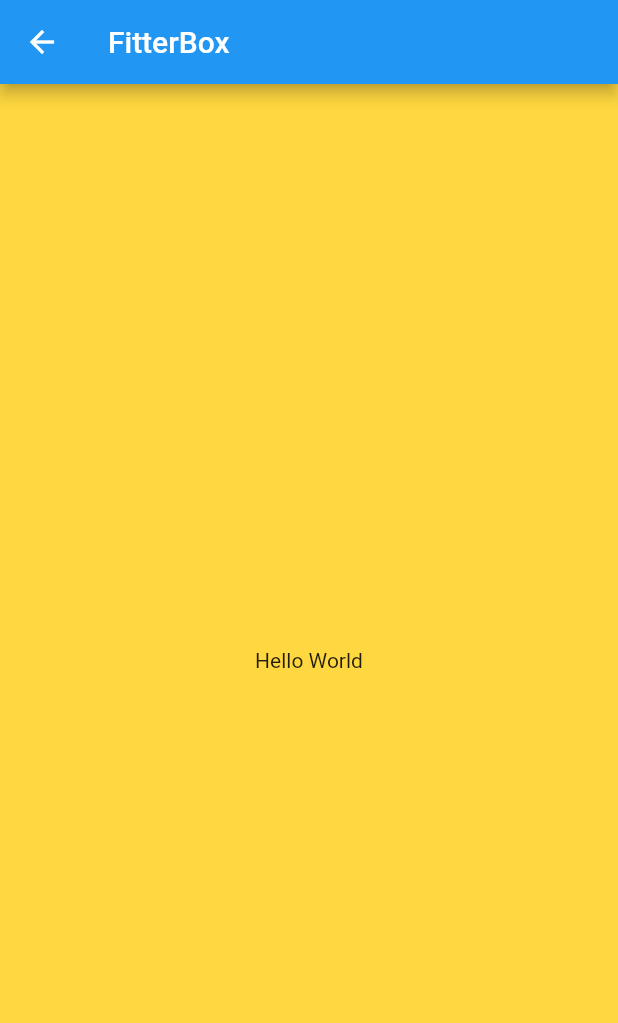
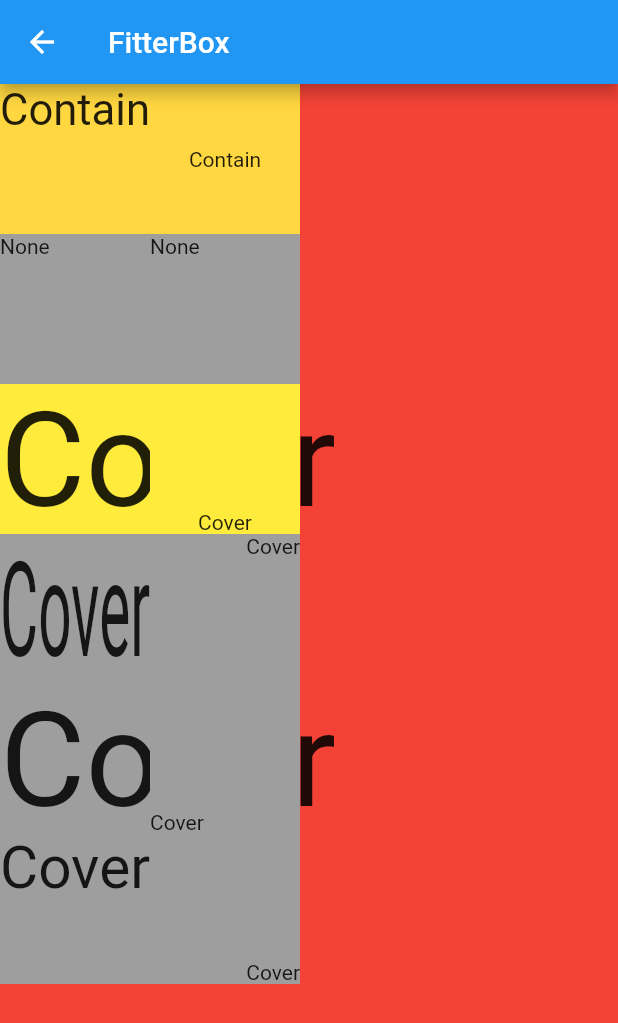
Before and after one commit to CactusBall/Flutter-Learning, a Flutter app: the FitterBoxBase screen opened by its route, on a phone screen of 412 x 824 dp. Shown: the top 1023 px of the screen. Run offline on Flutter 3.47's test engine with Material 2 defaults, Android fonts, the phone set to English and light mode, and no system bars.

Commit message:
add some new widgets,other widgets easy

```diff
--- a/lib/widgets/aspectradio.dart
+++ b/lib/widgets/aspectradio.dart
@@ -20,7 +20,9 @@ class AspectRadioContent extends StatelessWidget{
       height: 250.0,
       child: new AspectRatio(
           aspectRatio: 0.6,
-          child: Text('Hello World'),
+          child: new Container(
+            color: Colors.yellow,
+          ),
       ),
     );
   }
--- a/lib/widgets/fittedbox.dart
+++ b/lib/widgets/fittedbox.dart
@@ -18,14 +18,146 @@ class FitterBoxContent extends StatelessWidget{
   @override
   Widget build(BuildContext context) {
      return new Container(
-       color: Colors.amberAccent,
+       color: Colors.red,
        alignment: Alignment.center,
-       child: new FittedBox(
-         fit: BoxFit.fill,
-         alignment: Alignment.center,
-         child: Text('Hello World'),
+       child: new Row(
+          children: <Widget>[
+            new Column(
+              children: <Widget>[
+                new Container(
+                  color: Colors.amberAccent,
+                  width: 100.0,
+                  height: 100.0,
+                  child: new FittedBox(
+                    fit: BoxFit.contain,
+                    alignment: Alignment.topLeft,
+                    child: Text('Contain',),
+                  ),
+                ),
+                new Container(
+                  color: Colors.grey,
+                  width: 100.0,
+                  height: 100.0,
+                  child: new FittedBox(
+                    fit: BoxFit.none,
+                    alignment: Alignment.topLeft,
+                    child: Text('None',),
+                  ),
+                ),
+
+                new Container(
+                  color: Colors.yellow,
+                  width: 100.0,
+                  height: 100.0,
+                  child: new FittedBox(
+                    fit: BoxFit.cover,
+                    alignment: Alignment.topLeft,
+                    child: Text('Cover',),
+                  ),
+                ),
+                new Container(
+                  color: Colors.grey,
+                  width: 100.0,
+                  height: 100.0,
+                  child: new FittedBox(
+                    fit: BoxFit.fill,
+                    alignment: Alignment.topLeft,
+                    child: Text('Cover',),
+                  ),
+                ),
+
+                new Container(
+                  color: Colors.grey,
+                  width: 100.0,
+                  height: 100.0,
+                  child: new FittedBox(
+                    fit: BoxFit.fitHeight,
+                    alignment: Alignment.topLeft,
+                    child: Text('Cover',),
+                  ),
+                ),
+                new Container(
+                  color: Colors.grey,
+                  width: 100.0,
+                  height: 100.0,
+                  child: new FittedBox(
+                    fit: BoxFit.fitWidth,
+                    alignment: Alignment.topLeft,
+                    child: Text('Cover',),
+                  ),
+                ),
+              ],
+            ),
+
+            new Column(
+              children: <Widget>[
+                new Container(
+                  color: Colors.amberAccent,
+                  width: 100.0,
+                  height: 100.0,
+                  child: new FittedBox(
+                    fit: BoxFit.none,
+                    alignment: Alignment.center,
+                    child: Text('Contain',),
+                  ),
+                ),
+                new Container(
+                  color: Colors.grey,
+                  width: 100.0,
+                  height: 100.0,
+                  child: new FittedBox(
+                    fit: BoxFit.none,
+                    alignment: Alignment.topLeft,
+                    child: Text('None',),
+                  ),
+                ),
+
+                new Container(
+                  color: Colors.yellow,
+                  width: 100.0,
+                  height: 100.0,
+                  child: new FittedBox(
+                    fit: BoxFit.none,
+                    alignment: Alignment.bottomCenter,
+                    child: Text('Cover',),
+                  ),
+                ),
+                new Container(
+                  color: Colors.grey,
+                  width: 100.0,
+                  height: 100.0,
+                  child: new FittedBox(
+                    fit: BoxFit.none,
+                    alignment: Alignment.topRight,
+                    child: Text('Cover',),
+                  ),
+                ),
+
+                new Container(
+                  color: Colors.grey,
+                  width: 100.0,
+                  height: 100.0,
+                  child: new FittedBox(
+                    fit: BoxFit.none,
+                    alignment: Alignment.bottomLeft,
+                    child: Text('Cover',),
+                  ),
+                ),
+                new Container(
+                  color: Colors.grey,
+                  width: 100.0,
+                  height: 100.0,
+                  child: new FittedBox(
+                    fit: BoxFit.none,
+                    alignment: Alignment.bottomRight,
+                    child: Text('Cover',),
+                  ),
+                ),
+              ],
+            ),
+          ],
        ),
-     );
+    );
   }
 
 }
```
Also changed, not shown: lib/main.dart (+10 -1 lines), lib/widgets/baseline.dart (added, +31 -0 lines), lib/widgets/constrainerbox.dart (added, +33 -0 lines), lib/widgets/gridview.dart (added, +33 -0 lines), 1 other file.
